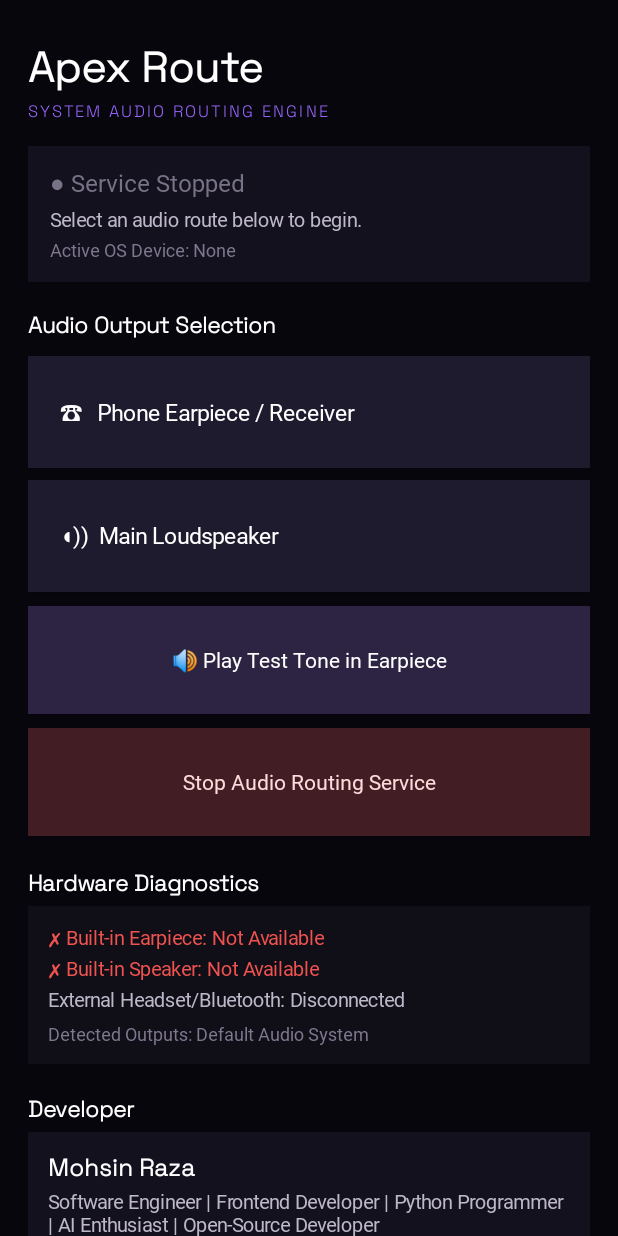
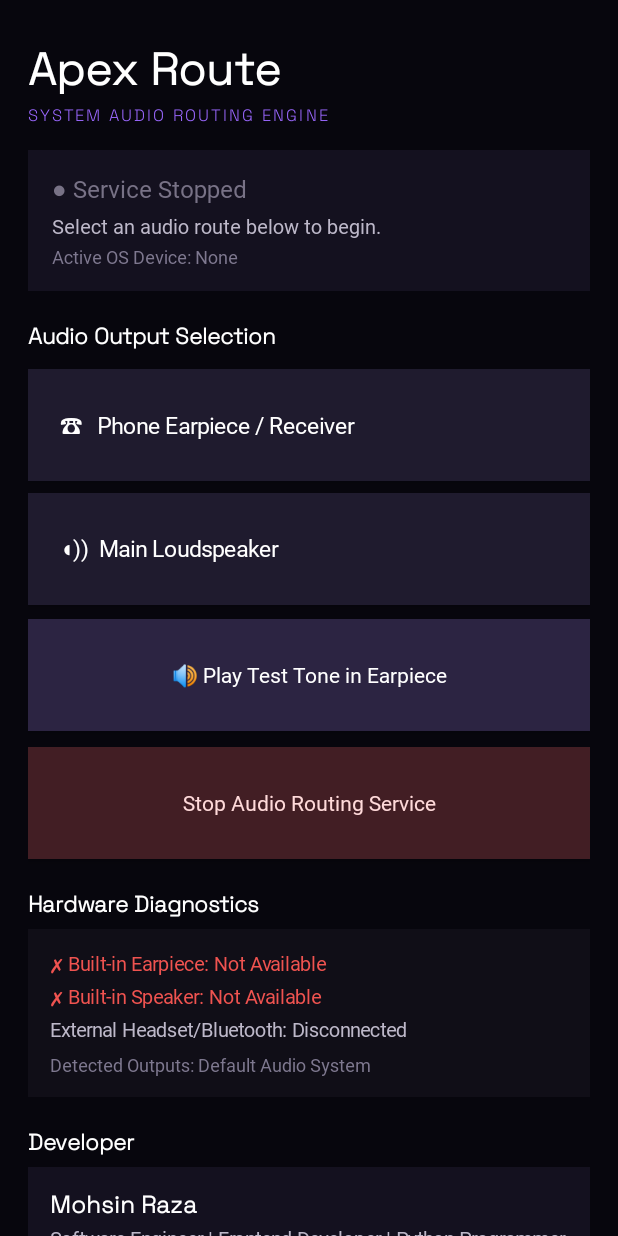
Before and after one commit to mohsinapex/Apex-Route, an Android app: the screen it shows after launch (MainActivity), on a phone screen of 412 x 824 dp. Run offline under Robolectric (Android 15) with nearby library versions, the phone set to English and light mode, and no system bars; Roboto replaces fonts that are not available here.

Commit message:
2nd commit - fixed ui

```diff
--- a/app/src/main/java/com/apexroute/audio/ui/MainActivity.kt
+++ b/app/src/main/java/com/apexroute/audio/ui/MainActivity.kt
@@ -121,13 +121,13 @@ class MainActivity : Activity() {
 
         val root = LinearLayout(this).apply {
             orientation = LinearLayout.VERTICAL
-            setPadding(28, 36, 28, 36)
+            setPadding(28, 36, 28, 48)
         }
 
         // App Title Header (Space Grotesk)
         val header = TextView(this).apply {
             text = "Apex Route"
-            textSize = 28f
+            textSize = 30f
             setTextColor(0xFFFFFFFF.toInt())
             typeface = if (spaceGrotesk != null) Typeface.create(spaceGrotesk, Typeface.BOLD) else Typeface.DEFAULT_BOLD
         }
@@ -146,7 +146,7 @@ class MainActivity : Activity() {
         // Live Status Card
         val statusCard = LinearLayout(this).apply {
             orientation = LinearLayout.VERTICAL
-            setPadding(22, 20, 22, 20)
+            setPadding(24, 22, 24, 22)
             setBackgroundColor(0xFF14111F.toInt())
         }
 
@@ -160,7 +160,7 @@ class MainActivity : Activity() {
 
         statusMessageText = TextView(this).apply {
             text = "Select an audio route below to begin."
-            textSize = 13f
+            textSize = 13.5f
             setTextColor(0xFFBDB8C9.toInt())
             setPadding(0, 6, 0, 4)
             typeface = if (inter != null) inter else Typeface.DEFAULT
@@ -182,7 +182,7 @@ class MainActivity : Activity() {
             textSize = 15f
             setTextColor(0xFFFFFFFF.toInt())
             typeface = if (spaceGrotesk != null) Typeface.create(spaceGrotesk, Typeface.BOLD) else Typeface.DEFAULT_BOLD
-            setPadding(0, 26, 0, 10)
+            setPadding(0, 28, 0, 12)
         }
         root.addView(sectionTitle)
 
@@ -202,11 +202,12 @@ class MainActivity : Activity() {
             setBackgroundColor(0xFF2C2442.toInt())
             typeface = if (inter != null) Typeface.create(inter, Typeface.NORMAL) else Typeface.DEFAULT
             gravity = Gravity.CENTER
+            setPadding(24, 0, 24, 0)
             val params = LinearLayout.LayoutParams(
                 LinearLayout.LayoutParams.MATCH_PARENT,
-                108
+                112
             )
-            params.setMargins(0, 8, 0, 6)
+            params.setMargins(0, 8, 0, 8)
             layoutParams = params
             setOnClickListener { toggleTestAudio() }
         }
@@ -220,11 +221,12 @@ class MainActivity : Activity() {
             setBackgroundColor(0xFF421E24.toInt())
             typeface = if (inter != null) Typeface.create(inter, Typeface.NORMAL) else Typeface.DEFAULT
             gravity = Gravity.CENTER
+            setPadding(24, 0, 24, 0)
             val params = LinearLayout.LayoutParams(
                 LinearLayout.LayoutParams.MATCH_PARENT,
-                108
+                112
             )
-            params.setMargins(0, 8, 0, 20)
+            params.setMargins(0, 8, 0, 24)
             layoutParams = params
             setOnClickListener { stopAudioService() }
         }
@@ -236,13 +238,13 @@ class MainActivity : Activity() {
             textSize = 15f
             setTextColor(0xFFFFFFFF.toInt())
             typeface = if (spaceGrotesk != null) Typeface.create(spaceGrotesk, Typeface.BOLD) else Typeface.DEFAULT_BOLD
-            setPadding(0, 10, 0, 8)
+            setPadding(0, 4, 0, 10)
         }
         root.addView(hwCardTitle)
 
         val hwCard = LinearLayout(this).apply {
             orientation = LinearLayout.VERTICAL
-            setPadding(20, 16, 20, 16)
+            setPadding(22, 18, 22, 18)
             setBackgroundColor(0xFF100E17.toInt())
         }
 
@@ -250,7 +252,7 @@ class MainActivity : Activity() {
             text = "Earpiece Hardware: Checking…"
             textSize = 13f
             setTextColor(0xFFBDB8C9.toInt())
-            setPadding(0, 2, 0, 2)
+            setPadding(0, 3, 0, 3)
             typeface = if (inter != null) inter else Typeface.DEFAULT
         }
         hwCard.addView(hwEarpieceStatus)
@@ -259,7 +261,7 @@ class MainActivity : Activity() {
             text = "Speaker Hardware: Checking…"
             textSize = 13f
             setTextColor(0xFFBDB8C9.toInt())
-            setPadding(0, 2, 0, 2)
+            setPadding(0, 3, 0, 3)
             typeface = if (inter != null) inter else Typeface.DEFAULT
         }
         hwCard.addView(hwSpeakerStatus)
@@ -268,7 +270,7 @@ class MainActivity : Activity() {
             text = "Headset / Bluetooth: None"
             textSize = 13f
             setTextColor(0xFFBDB8C9.toInt())
-            setPadding(0, 2, 0, 2)
+            setPadding(0, 3, 0, 3)
             typeface = if (inter != null) inter else Typeface.DEFAULT
         }
         hwCard.addView(hwHeadsetStatus)
@@ -289,13 +291,13 @@ class MainActivity : Activity() {
             textSize = 15f
             setTextColor(0xFFFFFFFF.toInt())
             typeface = if (spaceGrotesk != null) Typeface.create(spaceGrotesk, Typeface.BOLD) else Typeface.DEFAULT_BOLD
-            setPadding(0, 28, 0, 8)
+            setPadding(0, 28, 0, 10)
         }
         root.addView(devCardTitle)
 
         val devCard = LinearLayout(this).apply {
             orientation = LinearLayout.VERTICAL
-            setPadding(20, 18, 20, 18)
+            setPadding(22, 20, 22, 20)
             setBackgroundColor(0xFF14111F.toInt())
         }
 
@@ -311,7 +313,7 @@ class MainActivity : Activity() {
             text = "Software Engineer | Frontend Developer | Python Programmer | AI Enthusiast | Open-Source Developer"
             textSize = 13f
             setTextColor(0xFFBDB8C9.toInt())
-            setPadding(0, 4, 0, 12)
+            setPadding(0, 4, 0, 14)
             typeface = if (inter != null) inter else Typeface.DEFAULT
         }
         devCard.addView(devBio)
@@ -332,9 +334,9 @@ class MainActivity : Activity() {
             GitHubUpdateChecker.openUrl(this@MainActivity, "https://linkedin.com/in/mohsinapex")
         }
 
-        socialLayout.addView(githubBtn, LinearLayout.LayoutParams(0, 100, 1f).apply { setMargins(0, 0, 4, 0) })
-        socialLayout.addView(telegramBtn, LinearLayout.LayoutParams(0, 100, 1f).apply { setMargins(4, 0, 4, 0) })
-        socialLayout.addView(linkedinBtn, LinearLayout.LayoutParams(0, 100, 1f).apply { setMargins(4, 0, 0, 0) })
+        socialLayout.addView(githubBtn, LinearLayout.LayoutParams(0, 108, 1f).apply { setMargins(0, 0, 6, 0) })
+        socialLayout.addView(telegramBtn, LinearLayout.LayoutParams(0, 108, 1f).apply { setMargins(6, 0, 6, 0) })
+        socialLayout.addView(linkedinBtn, LinearLayout.LayoutParams(0, 108, 1f).apply { setMargins(6, 0, 0, 0) })
         devCard.addView(socialLayout)
         root.addView(devCard)
 
@@ -347,11 +349,12 @@ class MainActivity : Activity() {
             setBackgroundColor(0xFF14111F.toInt())
             typeface = if (inter != null) Typeface.create(inter, Typeface.NORMAL) else Typeface.DEFAULT
             gravity = Gravity.CENTER
+            setPadding(24, 0, 24, 0)
             val params = LinearLayout.LayoutParams(
                 LinearLayout.LayoutParams.MATCH_PARENT,
-                100
+                112
             )
-            params.setMargins(0, 16, 0, 8)
+            params.setMargins(0, 20, 0, 8)
             layoutParams = params
             setOnClickListener { checkForUpdatesOnline() }
         }
@@ -384,7 +387,7 @@ class MainActivity : Activity() {
         return Button(this).apply {
             text = label
             isAllCaps = false
-            textSize = 11.5f
+            textSize = 12f
             setPadding(2, 0, 2, 0)
             setTextColor(0xFF9B68FF.toInt())
             setBackgroundColor(0xFF1F1B2E.toInt())
```
Also changed, not shown: 1 other file.
